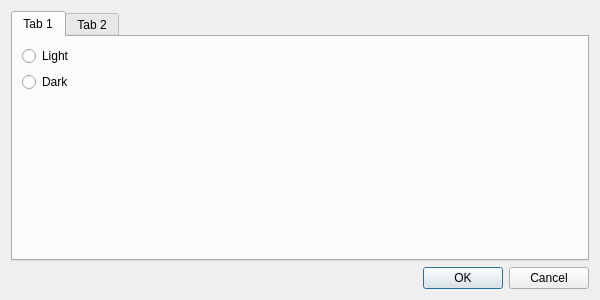
The window that widgets/settingswidget.ui (akshaybabloo/DataLogger) describes before a commit, drawn with Qt 5.
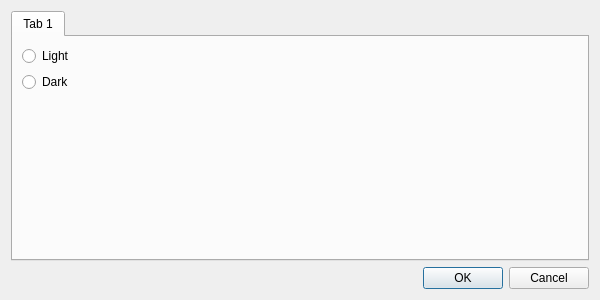
The same window after the commit.

Commit message: theme settings added

Diff of the .ui file:
```diff
--- a/widgets/settingswidget.ui
+++ b/widgets/settingswidget.ui
@@ -50,11 +50,6 @@
        </item>
       </layout>
      </widget>
-     <widget class="QWidget" name="tab_2">
-      <attribute name="title">
-       <string>Tab 2</string>
-      </attribute>
-     </widget>
     </widget>
    </item>
    <item>
```
The commit also changes 2 other files.
